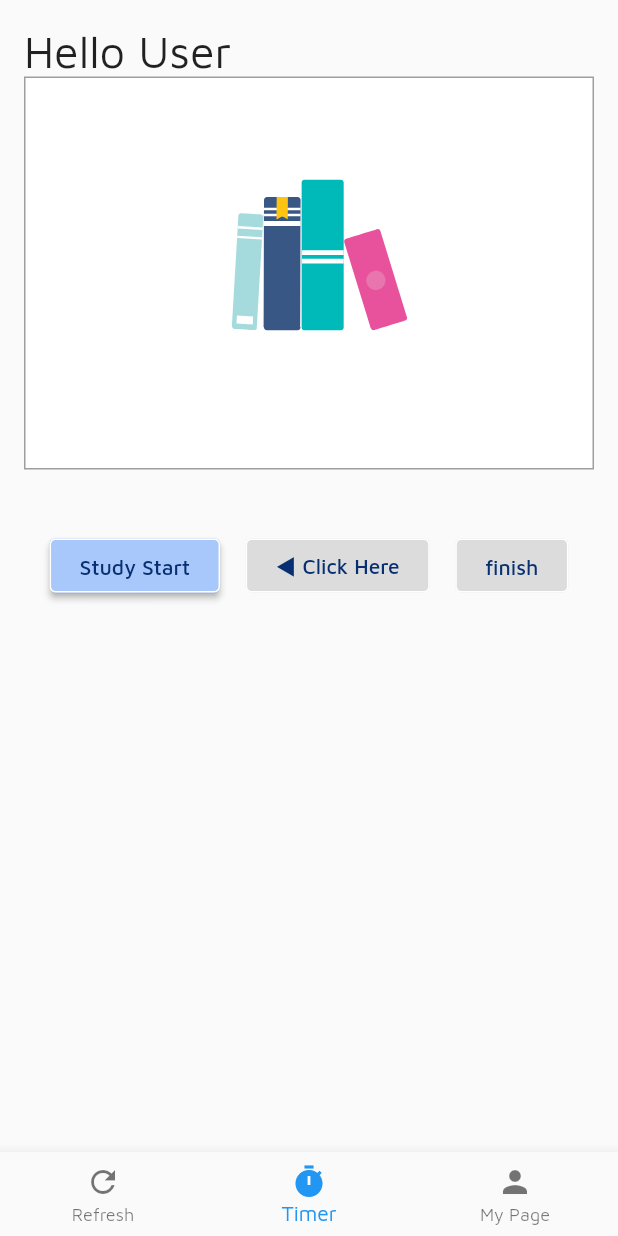
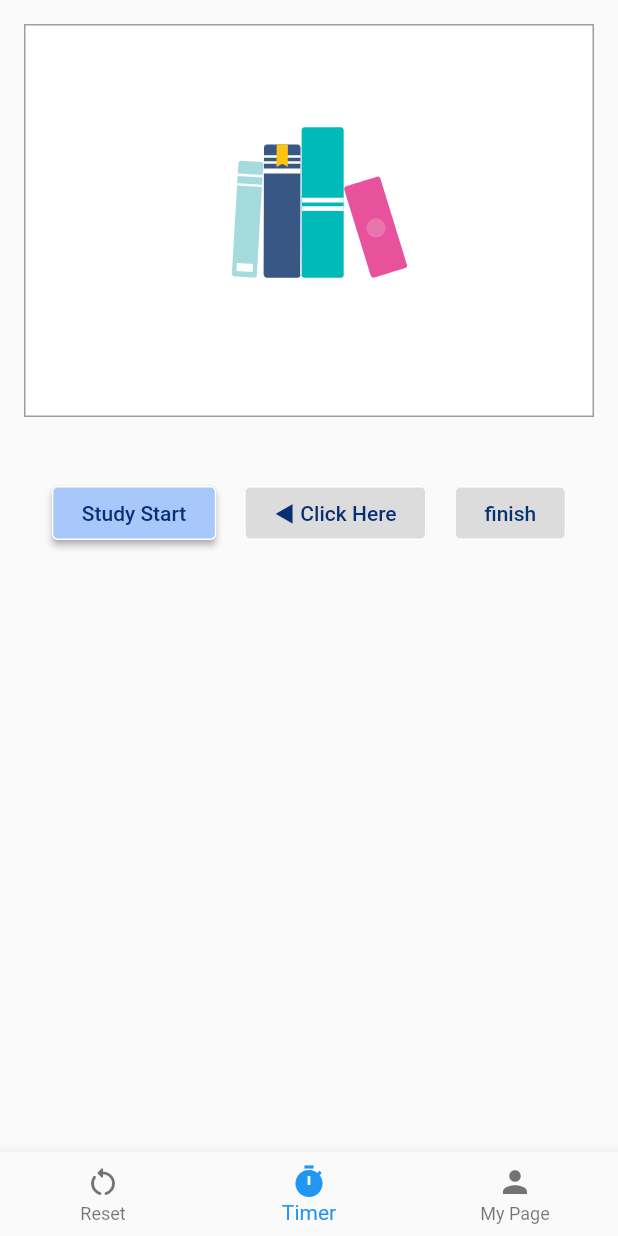
Before and after one commit to beomq/random_break_timer, a Flutter app: the screen it shows once a user with an empty profile is signed in, item 2 of the bottom bar chosen, on a phone screen of 412 x 824 dp. Run offline on Flutter 3.47's test engine with Material 2 defaults, Android fonts, the light colour scheme and no system bars; our stand-ins replace firebase_auth, firebase_core, flutter_dotenv, freezed_annotation, hive, hive_flutter and 1 more; missing offline and left inert: flutterfire_ui; accounts and stored records are empty; generated files the repository leaves out were written again.

Commit message:
출시 전 수정

```diff
--- a/lib/ui/auth/auth_gate.dart
+++ b/lib/ui/auth/auth_gate.dart
@@ -1,8 +1,6 @@
 import 'package:firebase_auth/firebase_auth.dart';
 import 'package:flutter/material.dart';
-import 'package:flutter_dotenv/flutter_dotenv.dart';
 import 'package:flutterfire_ui/auth.dart';
-import 'dart:io' show Platform;
 
 import 'package:random_break_timer/ui/tab_page.dart';
 
@@ -11,31 +9,36 @@ class AuthGate extends StatelessWidget {
 
   @override
   Widget build(BuildContext context) {
-    final String? clientId;
-    if (Platform.isIOS) {
-      clientId = dotenv.env['APPLE_CLIENT_ID'];
-    } else if (Platform.isAndroid) {
-      clientId = dotenv.env['ANDROID_CLIENT_ID'];
-    } else {
-      clientId = '';
-    }
-
-    return StreamBuilder<User?>(
+    return MaterialApp(
+      theme: ThemeData(
+        inputDecorationTheme: InputDecorationTheme(
+          border: OutlineInputBorder(
+            borderRadius: BorderRadius.circular(8),
+          ),
+        ),
+        outlinedButtonTheme: OutlinedButtonThemeData(
+          style: ButtonStyle(
+            backgroundColor:
+                MaterialStateProperty.all<Color>(const Color(0xffa8c7fa)),
+            foregroundColor: MaterialStateProperty.all<Color>(
+              const Color(0xff072f71),
+            ),
+            elevation: const MaterialStatePropertyAll(2),
+          ),
+        ),
+      ),
+      home: StreamBuilder<User?>(
         stream: FirebaseAuth.instance.authStateChanges(),
         builder: (context, snapshot) {
           if (!snapshot.hasData) {
             return SignInScreen(
-            providerConfigs: [
-              const EmailProviderConfiguration(),
-              GoogleProviderConfiguration(
-                clientId: '$clientId',
-              ),
-              const AppleProviderConfiguration(),
+              providerConfigs: const [
+                EmailProviderConfiguration(),
               ],
               headerBuilder: (context, constraints, _) {
                 return const Center(
                   child: Text(
-                  'random break timer',
+                    'Random Break Timer',
                     style: TextStyle(fontSize: 40),
                   ),
                 );
@@ -44,8 +47,9 @@ class AuthGate extends StatelessWidget {
           }
 
           // Render your application if authenticated
-        return TabPage();
+          return const TabPage();
         },
+      ),
     );
   }
 }
--- a/lib/ui/loading/loading_screen.dart
+++ b/lib/ui/loading/loading_screen.dart
@@ -1,4 +1,3 @@
-import 'package:awesome_notifications/awesome_notifications.dart';
 import 'package:flutter/material.dart';
 import 'package:lottie/lottie.dart';
 import 'package:random_break_timer/ui/auth/auth_gate.dart';
@@ -11,47 +10,6 @@ class LoadingScreen extends StatefulWidget {
 class _LoadingScreenState extends State<LoadingScreen> {
   Future<void> loadApp() async {
     await Future.delayed(const Duration(milliseconds: 2000), () {});
-  }
-
-  @override
-  void initState() {
-    super.initState();
-
-    AwesomeNotifications().isNotificationAllowed().then((isAllowed) {
-      if (!isAllowed) {
-        showDialog(
-          context: context,
-          builder: (context) => AlertDialog(
-            title: const Text('알람 권한'),
-            content: const Text('열정 샤워 앱에서 알람 권한을 요청'),
-            actions: [
-              TextButton(
-                onPressed: () {
-                  Navigator.pop(context);
-                },
-                child: const Text(
-                  '거절',
-                  style: TextStyle(color: Colors.red, fontSize: 18),
-                ),
-              ),
-              TextButton(
-                onPressed: () => AwesomeNotifications()
-                    .requestPermissionToSendNotifications()
-                    .then((_) => Navigator.pop(context)),
-                child: const Text(
-                  '허락',
-                  style: TextStyle(
-                    color: Colors.indigo,
-                    fontSize: 18,
-                    fontWeight: FontWeight.bold,
-                  ),
-                ),
-              ),
-            ],
-          ),
-        );
-      }
-    });
   }
 
   @override
@@ -79,7 +37,7 @@ class _LoadingScreenState extends State<LoadingScreen> {
             ),
           );
         } else {
-          return AuthGate();
+          return const AuthGate();
         }
       },
     );
--- a/lib/ui/tab_page.dart
+++ b/lib/ui/tab_page.dart
@@ -65,8 +65,8 @@ class _TabPageState extends State<TabPage> {
         },
         items: const [
           BottomNavigationBarItem(
-            icon: Icon(Icons.refresh),
-            label: 'Refresh',
+            icon: Icon(Icons.restart_alt_rounded),
+            label: 'Reset',
           ),
           BottomNavigationBarItem(
             icon: Icon(Icons.timer),
--- a/lib/ui/timer/timer_screen.dart
+++ b/lib/ui/timer/timer_screen.dart
@@ -11,11 +11,11 @@ import 'package:random_break_timer/ui/widget/custom_time_text.dart';
 
 class TimerScreen extends StatefulWidget {
   final Function() onMyPage;
-  Duration totalStudyTime;
-  Duration minBreakTime;
-  Duration maxBreakTime;
+  final Duration totalStudyTime;
+  final Duration minBreakTime;
+  final Duration maxBreakTime;
 
-  TimerScreen({
+  const TimerScreen({
     super.key,
     required this.totalStudyTime,
     required this.minBreakTime,
@@ -49,9 +49,7 @@ class _TimerScreenState extends State<TimerScreen> {
     if (studyTimes.isEmpty) {
       return Duration.zero;
     }
-    if (studyTimes.length == 1) {
-      return Duration(seconds: studyTimes.length);
-    }
+
     return studyTimes.reduce((a, b) => a + b);
   }
 
@@ -203,15 +201,6 @@ class _TimerScreenState extends State<TimerScreen> {
               child: Column(
                 mainAxisAlignment: MainAxisAlignment.center,
                 children: [
-                  const Align(
-                    alignment: Alignment.centerLeft,
-                    child: Text(
-                      'Hello User',
-                      style: TextStyle(
-                        fontSize: 30,
-                      ),
-                    ),
-                  ),
                   Container(
                     width: double.infinity,
                     decoration: BoxDecoration(
@@ -287,7 +276,8 @@ class _TimerScreenState extends State<TimerScreen> {
                               : CustomButton(
                                   onPressed: () => _startBreakTime(),
                                   text: 'Break Time Start'),
-                      currentStatus == StudyStatus.initial
+                      currentStatus == StudyStatus.initial ||
+                              studyAndBreakTime.length < 2
                           ? CustomButton(onPressed: (null), text: 'finish')
                           : CustomButton(
                               text: 'Finish',
--- a/lib/ui/widget/custom_bottom_navigation_bar.dart
+++ b/lib/ui/widget/custom_bottom_navigation_bar.dart
@@ -4,7 +4,8 @@ class CustomBottomNavigationBar extends StatefulWidget {
   final int initialIndex;
   final List<Widget> pages;
 
-  CustomBottomNavigationBar({required this.pages, this.initialIndex = 0});
+  const CustomBottomNavigationBar(
+      {super.key, required this.pages, this.initialIndex = 0});
 
   @override
   _CustomBottomNavigationBarState createState() =>
--- a/lib/ui/widget/custom_button.dart
+++ b/lib/ui/widget/custom_button.dart
@@ -30,7 +30,7 @@ class CustomButton extends StatelessWidget {
           text,
           style: TextStyle(
             fontSize: deviceWidth < 380 ? 9 : 14,
-            color: Color(0xff072f71),
+            color: const Color(0xff072f71),
           ),
         ),
       ),
--- a/lib/ui/widget/custom_text_form_field.dart
+++ b/lib/ui/widget/custom_text_form_field.dart
@@ -7,7 +7,8 @@ class CustomTextFormField extends StatelessWidget {
   final FormFieldValidator<String>? validator;
   final IconData icon;
 
-  CustomTextFormField({
+  const CustomTextFormField({
+    super.key,
     required this.controller,
     required this.hintText,
     required this.labelText,
--- a/lib/ui/widget/custom_time_text.dart
+++ b/lib/ui/widget/custom_time_text.dart
@@ -12,10 +12,10 @@ class CustomTimeText extends StatelessWidget {
     return time.inHours > 0
         ? Text(
             '${time.inHours.toString().padLeft(2, '0')} : ${time.inMinutes.remainder(60).toString().padLeft(2, '0')} : ${time.inSeconds.remainder(60).toString().padLeft(2, '0')} ',
-            style: TextStyle(fontSize: 40),
+            style: const TextStyle(fontSize: 40),
           )
         : Text(
             '${time.inMinutes.remainder(60).toString().padLeft(2, '0')} : ${time.inSeconds.remainder(60).toString().padLeft(2, '0')} ',
-            style: TextStyle(fontSize: 40));
+            style: const TextStyle(fontSize: 40));
   }
 }
```
Also changed, not shown: lib/apple_auth.dart (deleted, +0 -51 lines), lib/data/data_source/local/local_data_source.dart (added, +22 -0 lines), lib/google_auth.dart (deleted, +0 -20 lines), lib/ui/input/study_time_input_screen.dart (+15 -0 lines), lib/ui/my_page/my_page_screen.dart (+53 -30 lines), lib/ui/result/result_screen.dart (deleted, +0 -44 lines), lib/data/model/study_data.g.dart (deleted). Lines whose indentation alone changed are shown as unchanged.
